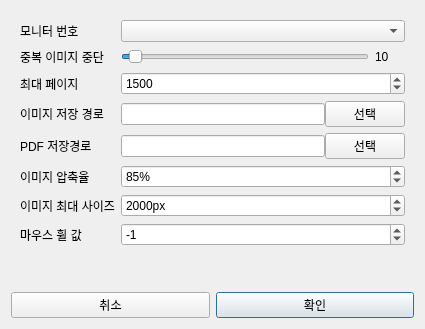
The window that ui/setting_dialog.ui (gyuha/capture-macro2) describes before a commit, drawn with Qt 5.
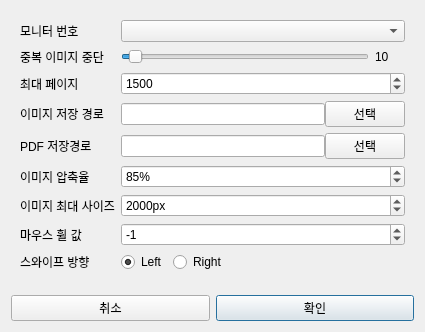
The same window after the commit.

Commit message: 기본 옵션에서 방향 추가

What changed in the file:
```diff
--- a/ui/setting_dialog.ui
+++ b/ui/setting_dialog.ui
@@ -7,7 +7,7 @@
     <x>0</x>
     <y>0</y>
     <width>425</width>
-    <height>329</height>
+    <height>332</height>
    </rect>
   </property>
   <property name="maximumSize">
@@ -269,11 +269,71 @@
           </property>
          </widget>
         </item>
+        <item row="8" column="0">
+         <widget class="QLabel" name="label_9">
+          <property name="text">
+           <string>스와이프 방향</string>
+          </property>
+         </widget>
+        </item>
+        <item row="8" column="1">
+         <layout class="QHBoxLayout" name="horizontalLayout_4">
+          <item>
+           <widget class="QRadioButton" name="rbLeft">
+            <property name="text">
+             <string>Left</string>
+            </property>
+            <property name="checked">
+             <bool>true</bool>
+            </property>
+            <attribute name="buttonGroup">
+             <string notr="true">bgSwapDirection</string>
+            </attribute>
+           </widget>
+          </item>
+          <item>
+           <widget class="QRadioButton" name="rbRight">
+            <property name="text">
+             <string>Right</string>
+            </property>
+            <attribute name="buttonGroup">
+             <string notr="true">bgSwapDirection</string>
+            </attribute>
+           </widget>
+          </item>
+          <item>
+           <spacer name="horizontalSpacer">
+            <property name="orientation">
+             <enum>Qt::Orientation::Horizontal</enum>
+            </property>
+            <property name="sizeHint" stdset="0">
+             <size>
+              <width>40</width>
+              <height>20</height>
+             </size>
+            </property>
+           </spacer>
+          </item>
+         </layout>
+        </item>
        </layout>
       </item>
      </layout>
     </widget>
    </item>
+   <item>
+    <spacer name="verticalSpacer">
+     <property name="orientation">
+      <enum>Qt::Orientation::Vertical</enum>
+     </property>
+     <property name="sizeHint" stdset="0">
+      <size>
+       <width>20</width>
+       <height>40</height>
+      </size>
+     </property>
+    </spacer>
+   </item>
    <item>
     <layout class="QHBoxLayout" name="horizontalLayout">
      <item>
```
Left out of the diff: 3 changed lines with no effect on the pictures. The commit also changes 3 other files.
